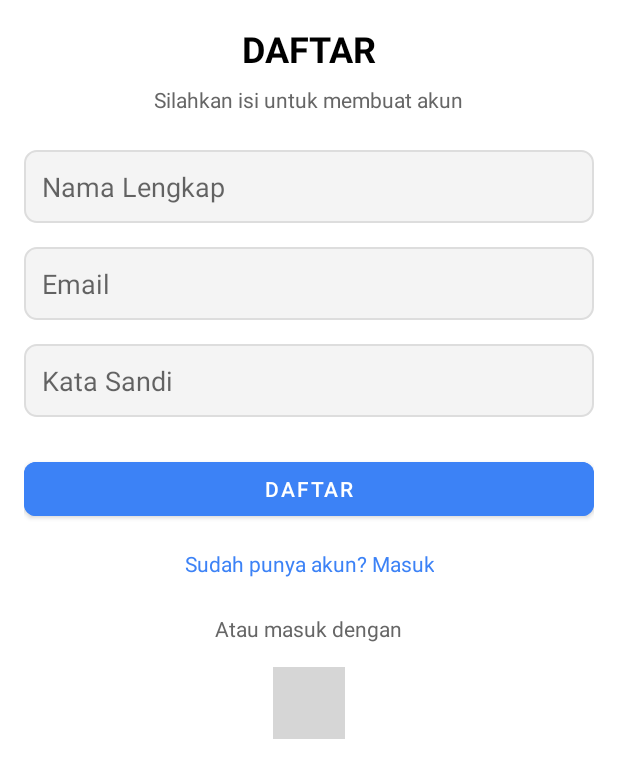
After one commit to FishGuard-Capstone/Mobile-dev, an Android app: the RegisterActivity screen opened directly, with no data from a screen before it, on a phone screen of 412 x 824 dp. The commit adds this screen. Shown: the top 778 px of the screen. Run offline under Robolectric (Android 15) with nearby library versions, the phone set to English and light mode, and no system bars; grey boxes are pictures that could not be loaded.

Commit message:
adjust splash, onboarding and create login, register page

```diff
--- /dev/null
+++ b/app/src/main/java/com/capstone/fishguard/RegisterActivity.kt
@@ -0,0 +1,40 @@
+package com.capstone.fishguard
+
+import android.content.Intent
+import android.os.Bundle
+import android.widget.TextView
+import androidx.appcompat.app.AppCompatActivity
+import com.google.android.material.button.MaterialButton
+import com.google.android.material.textfield.TextInputEditText
+
+class RegisterActivity : AppCompatActivity() {
+
+    override fun onCreate(savedInstanceState: Bundle?) {
+        super.onCreate(savedInstanceState)
+        supportActionBar?.hide()
+        setContentView(R.layout.activity_register)
+
+        val nameInput = findViewById<TextInputEditText>(R.id.nameInput)
+        val emailInput = findViewById<TextInputEditText>(R.id.emailInput)
+        val passwordInput = findViewById<TextInputEditText>(R.id.passwordInput)
+        val registerButton = findViewById<MaterialButton>(R.id.registerButton)
+        val loginLink = findViewById<TextView>(R.id.loginLink)
+
+        registerButton.setOnClickListener {
+            // Implement registration logic here
+            val name = nameInput.text.toString()
+            val email = emailInput.text.toString()
+            val password = passwordInput.text.toString()
+
+            // For demo purposes, navigate to LoginActivity
+            val intent = Intent(this, LoginActivity::class.java)
+            startActivity(intent)
+        }
+
+        loginLink.setOnClickListener {
+            // Navigate to LoginActivity
+            val intent = Intent(this, LoginActivity::class.java)
+            startActivity(intent)
+        }
+    }
+}
--- /dev/null
+++ b/app/src/main/res/drawable/ic_back_arrow.xml
@@ -0,0 +1,5 @@
+<vector xmlns:android="http://schemas.android.com/apk/res/android" android:autoMirrored="true" android:height="24dp" android:tint="#000000" android:viewportHeight="24" android:viewportWidth="24" android:width="24dp">
+
+    <path android:fillColor="@android:color/white" android:pathData="M20,11H7.83l5.59,-5.59L12,4l-8,8 8,8 1.41,-1.41L7.83,13H20v-2z"/>
+
+</vector>
--- /dev/null
+++ b/app/src/main/res/drawable/rounded_button_background.xml
@@ -0,0 +1,4 @@
+<shape xmlns:android="http://schemas.android.com/apk/res/android">
+    <solid android:color="#3C82F6"/>
+    <corners android:radius="8dp"/>
+</shape>
--- /dev/null
+++ b/app/src/main/res/drawable/rounded_edittext_background.xml
@@ -0,0 +1,5 @@
+<shape xmlns:android="http://schemas.android.com/apk/res/android">
+    <solid android:color="#F4F4F4"/>
+    <corners android:radius="8dp"/>
+    <stroke android:width="1dp" android:color="#DDDDDD"/>
+</shape>
--- /dev/null
+++ b/app/src/main/res/layout/activity_register.xml
@@ -0,0 +1,94 @@
+<ScrollView xmlns:android="http://schemas.android.com/apk/res/android"
+    xmlns:app="http://schemas.android.com/apk/res-auto"
+    android:layout_width="match_parent"
+    android:layout_height="match_parent"
+    android:background="#FFFFFF"
+    android:padding="16dp">
+
+    <LinearLayout
+        android:layout_width="match_parent"
+        android:layout_height="wrap_content"
+        android:orientation="vertical"
+        android:gravity="center_horizontal">
+
+        <TextView
+            android:layout_width="wrap_content"
+            android:layout_height="wrap_content"
+            android:text="@string/daftar"
+            android:textSize="24sp"
+            android:textStyle="bold"
+            android:textColor="#000000"
+            android:layout_marginBottom="8dp" />
+
+        <TextView
+            android:layout_width="wrap_content"
+            android:layout_height="wrap_content"
+            android:text="@string/daftar_subtitle"
+            android:textSize="14sp"
+            android:textColor="#666666"
+            android:layout_marginBottom="24dp" />
+
+        <com.google.android.material.textfield.TextInputEditText
+            android:id="@+id/nameInput"
+            android:layout_width="match_parent"
+            android:layout_height="wrap_content"
+            android:hint="@string/nama_lengkap"
+            android:padding="12dp"
+            android:layout_marginBottom="16dp"
+            android:background="@drawable/rounded_edittext_background" />
+
+        <com.google.android.material.textfield.TextInputEditText
+            android:id="@+id/emailInput"
+            android:layout_width="match_parent"
+            android:layout_height="wrap_content"
+            android:hint="@string/email_daftar"
+            android:padding="12dp"
+            android:layout_marginBottom="16dp"
+            android:background="@drawable/rounded_edittext_background" />
+
+        <com.google.android.material.textfield.TextInputEditText
+            android:id="@+id/passwordInput"
+            android:layout_width="match_parent"
+            android:layout_height="wrap_content"
+            android:hint="@string/kata_sandi_daftar"
+            android:inputType="textPassword"
+            android:padding="12dp"
+            android:layout_marginBottom="24dp"
+            android:background="@drawable/rounded_edittext_background" />
+
+        <com.google.android.material.button.MaterialButton
+            android:id="@+id/registerButton"
+            android:layout_width="match_parent"
+            android:layout_height="wrap_content"
+            android:text="@string/daftar"
+            android:layout_marginBottom="16dp"
+            android:backgroundTint="#3C82F6"
+            android:textColor="#FFFFFF"
+            app:cornerRadius="8dp" />
+
+        <TextView
+            android:id="@+id/loginLink"
+            android:layout_width="wrap_content"
+            android:layout_height="wrap_content"
+            android:text="@string/sudah_punya_akun_masuk"
+            android:textColor="#3C82F6"
+            android:textSize="14sp"
+            android:layout_marginBottom="24dp"
+            android:gravity="center" />
+
+        <TextView
+            android:layout_width="wrap_content"
+            android:layout_height="wrap_content"
+            android:text="@string/atau_masuk_dengan"
+            android:textColor="#666666"
+            android:textSize="14sp"
+            android:layout_marginBottom="16dp" />
+
+        <ImageView
+            android:layout_width="48dp"
+            android:layout_height="48dp"
+            android:src="@drawable/ic_google_logo"
+            android:contentDescription="@string/login_dengan_google" />
+
+    </LinearLayout>
+</ScrollView>
--- a/app/src/main/res/values/strings.xml
+++ b/app/src/main/res/values/strings.xml
@@ -25,4 +25,33 @@
     <string name="onboarding_subtitle_3">Sorot pentingnya pemantauan untuk melindungi ekosistem laut dari ancaman krusakan</string>
     <string name="start">Mulai</string>
     <string name="next">Lanjut</string>
+
+    <!-- Login -->
+    <string name="masuk">MASUK</string>
+    <string name="masuk_subtitle">Silahkan masuk untuk menjelajahi dunia</string>
+    <string name="email">Email</string>
+    <string name="password">Kata Sandi</string>
+    <string name="tidak_punya_akun">Tidak punya akun? <u>Daftar sekarang</u></string>
+    <string name="login_google">Masuk dengan Google</string>
+    <string name="masuk_button">Masuk</string>
+
+    <!-- Register -->
+    <string name="daftar">DAFTAR</string>
+    <string name="daftar_subtitle">Silahkan isi untuk membuat akun</string>
+    <string name="name">Nama Lengkap</string>
+    <string name="sudah_punya_akun">Sudah punya akun? <u>Masuk</u></string>
+    <string name="daftar_button">Daftar</string>
+
+    <!-- General -->
+    <string name="back_button">Kembali</string>
+    <string name="masuk_login">MASUK</string>
+    <string name="text_login">Silahkan masuk untuk menjelajahi dunia</string>
+    <string name="hint_email">\@gmail.com</string>
+    <string name="hint_password">**********</string>
+    <string name="nama_lengkap">Nama Lengkap</string>
+    <string name="email_daftar">Email</string>
+    <string name="kata_sandi_daftar">Kata Sandi</string>
+    <string name="sudah_punya_akun_masuk">Sudah punya akun? Masuk</string>
+    <string name="atau_masuk_dengan">Atau masuk dengan</string>
+    <string name="login_dengan_google">Login dengan Google</string>
 </resources>
--- a/app/src/main/res/values/themes.xml
+++ b/app/src/main/res/values/themes.xml
@@ -1,16 +1,38 @@
 <resources xmlns:tools="http://schemas.android.com/tools">
-    <!-- Base application theme. -->
+    <!-- Tema utama aplikasi -->
     <style name="Theme.FishGuard" parent="Theme.MaterialComponents.DayNight.DarkActionBar">
-        <!-- Primary brand color. -->
+        <!-- Warna utama aplikasi -->
         <item name="colorPrimary">@color/purple_500</item>
         <item name="colorPrimaryVariant">@color/purple_700</item>
         <item name="colorOnPrimary">@color/white</item>
-        <!-- Secondary brand color. -->
+
+        <!-- Warna sekunder aplikasi -->
         <item name="colorSecondary">@color/teal_200</item>
         <item name="colorSecondaryVariant">@color/teal_700</item>
         <item name="colorOnSecondary">@color/black</item>
-        <!-- Status bar color. -->
+
+        <!-- Warna status bar -->
         <item name="android:statusBarColor">?attr/colorPrimaryVariant</item>
-        <!-- Customize your theme here. -->
+
+        <!-- Kustomisasi lainnya -->
+        <!-- Anda bisa menambahkan item lainnya jika diperlukan -->
+    </style>
+
+    <!-- Tema khusus untuk SplashActivity -->
+    <style name="Theme.FishGuard.Splash" parent="Theme.MaterialComponents.DayNight.NoActionBar">
+        <!-- Layar penuh tanpa action bar -->
+        <item name="android:windowFullscreen">true</item>
+        <item name="android:statusBarColor">@android:color/transparent</item>
+        <item name="android:windowBackground">@color/blue</item>
+    </style>
+
+    <style name="Theme.FishGuard.NoActionBar" parent="Theme.MaterialComponents.DayNight.NoActionBar">
+        <item name="colorPrimary">@color/purple_500</item>
+        <item name="colorPrimaryVariant">@color/purple_700</item>
+        <item name="colorOnPrimary">@color/white</item>
+        <item name="colorSecondary">@color/teal_200</item>
+        <item name="colorSecondaryVariant">@color/teal_700</item>
+        <item name="colorOnSecondary">@color/black</item>
+        <item name="android:statusBarColor">?attr/colorPrimaryVariant</item>
     </style>
 </resources>
```
Also changed, not shown: app/build.gradle.kts (+12 -1 lines), app/src/main/AndroidManifest.xml (+16 -10 lines), app/src/main/java/com/capstone/fishguard/LoginActivity.kt (added, +45 -0 lines), app/src/main/java/com/capstone/fishguard/OnboardingActivity.kt (+18 -9 lines), app/src/main/java/com/capstone/fishguard/SplashActivity.kt (+9 -4 lines), app/src/main/res/layout/activity_login.xml (added, +84 -0 lines).
